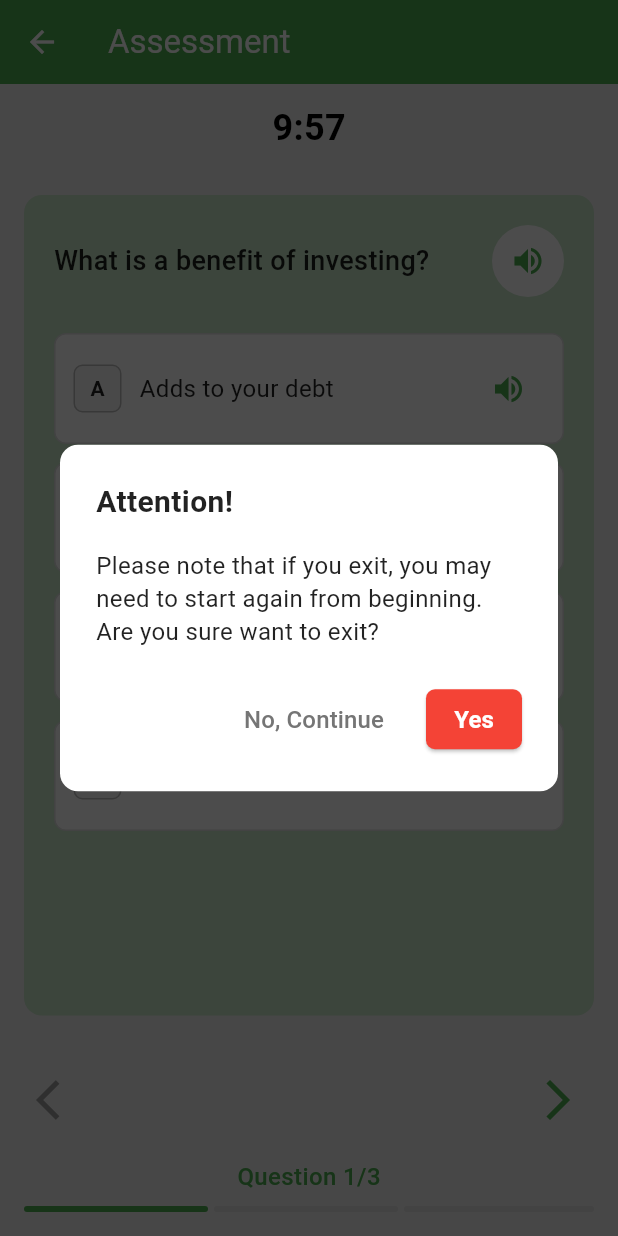
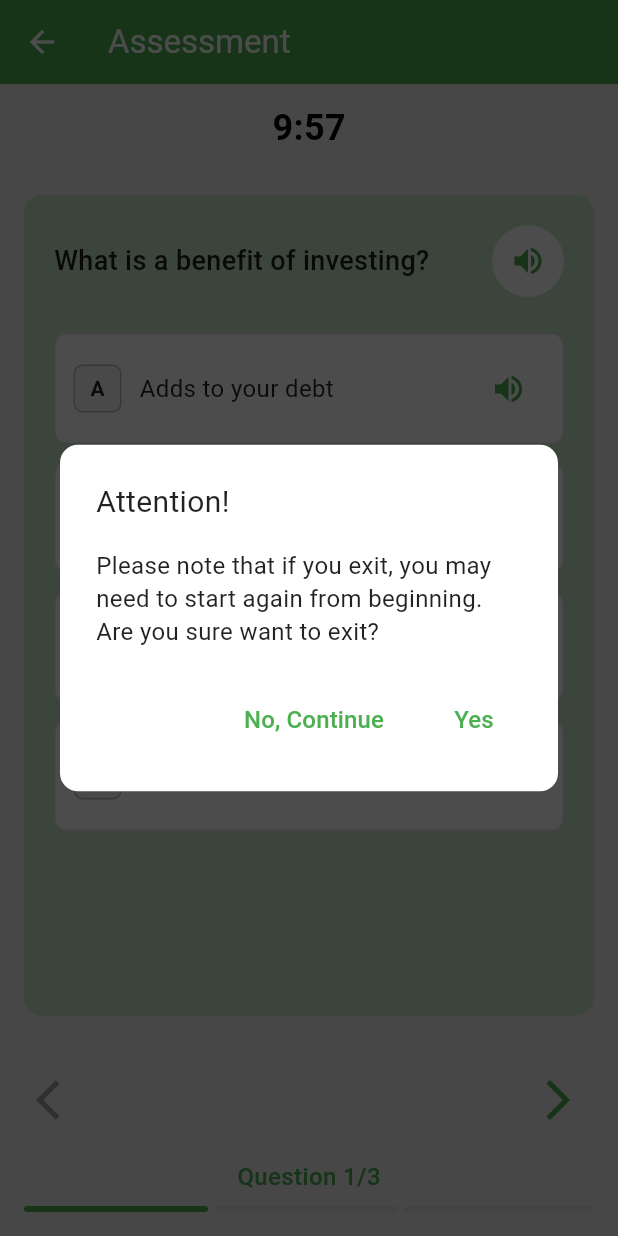
Before and after one commit to thisarakaushan/DgMentorP1-clone, a Flutter app: the QuizScreen screen opened by its route, after a tap on the "arrow back" icon, on a phone screen of 412 x 824 dp. Run offline on Flutter 3.47's test engine with Material 3 defaults, Android fonts, the phone set to English and light mode, and no system bars; our stand-ins replace audioplayers, firebase_core; accounts and stored records are empty.

Commit message:
Changed UIs

```diff
--- a/lib/screens/quiz_screen.dart
+++ b/lib/screens/quiz_screen.dart
@@ -116,7 +116,7 @@ class _QuizScreenState extends State<QuizScreen> {
                   'Attention!',
                   style: TextStyle(
                     fontSize: 20,
-                    fontWeight: FontWeight.bold,
+                    // fontWeight: FontWeight.bold,
                     color: Colors.black87,
                   ),
                 ),
@@ -146,32 +146,25 @@ class _QuizScreenState extends State<QuizScreen> {
                       ),
                       child: const Text(
                         'No, Continue',
-                        style: TextStyle(fontSize: 16),
+                        style: TextStyle(fontSize: 16, color: Colors.green),
                       ),
                     ),
                     const SizedBox(width: 12),
-                    ElevatedButton(
+                    TextButton(
                       onPressed: () {
                         Navigator.of(context).pop(); // Close dialog
                         Navigator.of(context).pop(); // Go back to module screen
                       },
-                      style: ElevatedButton.styleFrom(
-                        backgroundColor: Colors.red,
-                        foregroundColor: Colors.white,
+                      style: TextButton.styleFrom(
+                        foregroundColor: Colors.grey[600],
                         padding: const EdgeInsets.symmetric(
                           horizontal: 16,
                           vertical: 8,
                         ),
-                        shape: RoundedRectangleBorder(
-                          borderRadius: BorderRadius.circular(6),
-                        ),
                       ),
                       child: const Text(
                         'Yes',
-                        style: TextStyle(
-                          fontSize: 16,
-                          fontWeight: FontWeight.w600,
-                        ),
+                        style: TextStyle(fontSize: 16, color: Colors.green),
                       ),
                     ),
                   ],
```
Also changed, not shown: 1 other file.
